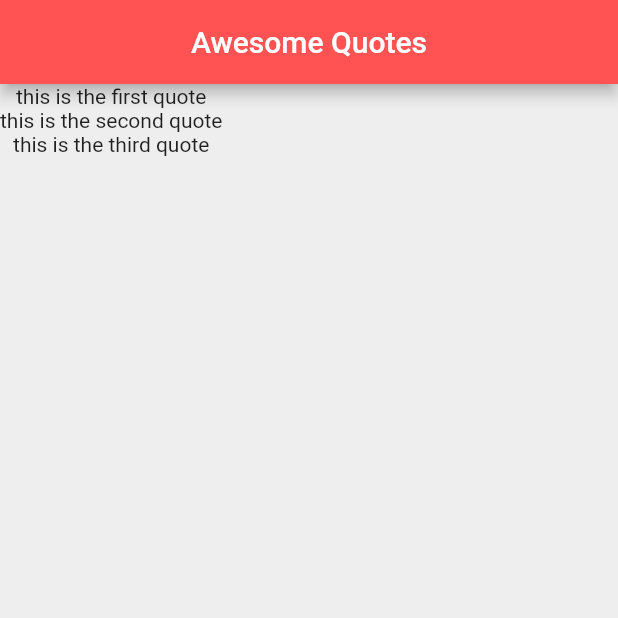
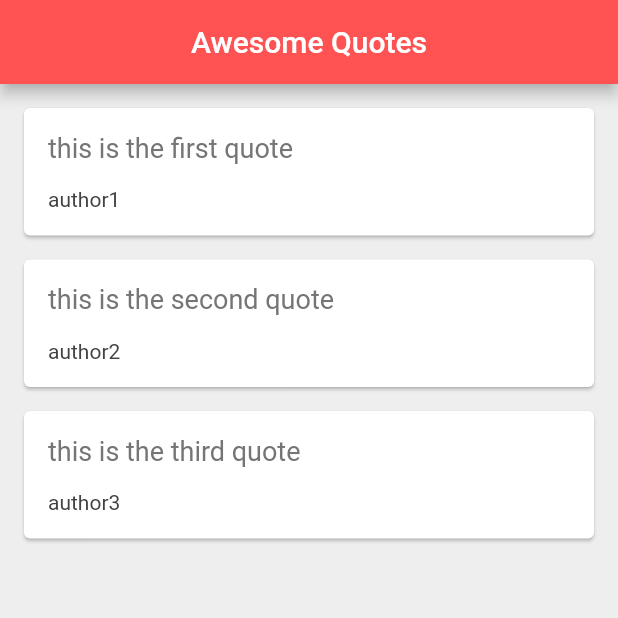
Before and after one commit to mahdibouaziz/flutter-learn-ninja, a Flutter app: the screen it shows after launch, on a phone screen of 412 x 824 dp, the top half of it. Run offline on Flutter 3.47's test engine with Material 2 defaults, Android fonts, the phone set to English and light mode, and no system bars.

Commit message:
create a custom class 'quote' and a special widget for this quote

```diff
--- a/lib/main.dart
+++ b/lib/main.dart
@@ -1,4 +1,5 @@
 import 'package:flutter/material.dart';
+import 'package:myapp/quote.dart';
 
 void main() => runApp(const MaterialApp(
       home: QuoteList(),
@@ -12,11 +13,34 @@ class QuoteList extends StatefulWidget {
 }
 
 class _QuoteListState extends State<QuoteList> {
-  List<String> quotes = [
-    'this is the first quote',
-    'this is the second quote',
-    'this is the third quote'
+  List<Quote> quotes = [
+    Quote('this is the first quote', 'author1'),
+    Quote('this is the second quote', 'author2'),
+    Quote('this is the third quote', 'author3'),
   ];
+
+  Widget quoteTemplate(Quote quote) {
+    return Card(
+      margin: const EdgeInsets.fromLTRB(16.0, 16.0, 16.0, 0),
+      child: Padding(
+        padding: const EdgeInsets.all(16.0),
+        child: Column(
+          crossAxisAlignment: CrossAxisAlignment.stretch,
+          children: <Widget>[
+            Text(
+              quote.text,
+              style: TextStyle(fontSize: 18.0, color: Colors.grey[600]),
+            ),
+            const SizedBox(height: 16.0),
+            Text(
+              quote.author,
+              style: TextStyle(fontSize: 14.0, color: Colors.grey[800]),
+            )
+          ],
+        ),
+      ),
+    );
+  }
 
   @override
   Widget build(BuildContext context) {
@@ -28,7 +52,7 @@ class _QuoteListState extends State<QuoteList> {
         backgroundColor: Colors.redAccent,
       ),
       body: Column(
-        children: quotes.map((quote) => Text(quote)).toList(),
+        children: quotes.map((quote) => quoteTemplate(quote)).toList(),
       ),
     );
   }
--- /dev/null
+++ b/lib/quote.dart
@@ -0,0 +1,6 @@
+class Quote {
+  String text;
+  String author;
+
+  Quote(this.text, this.author);
+}
```
